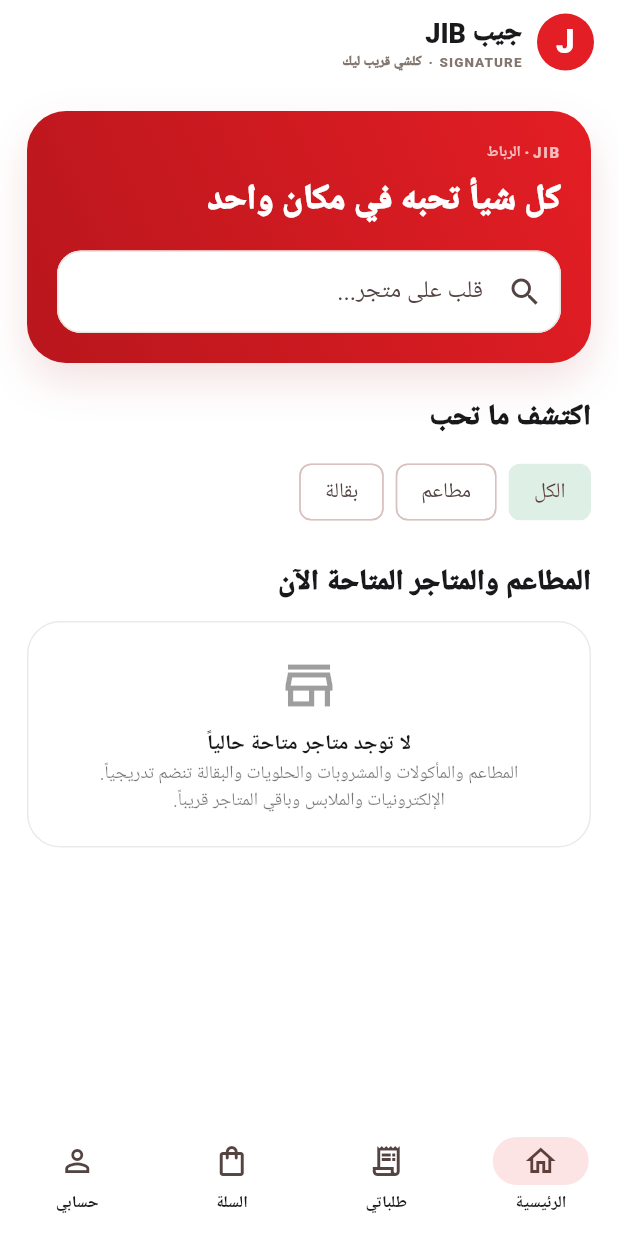
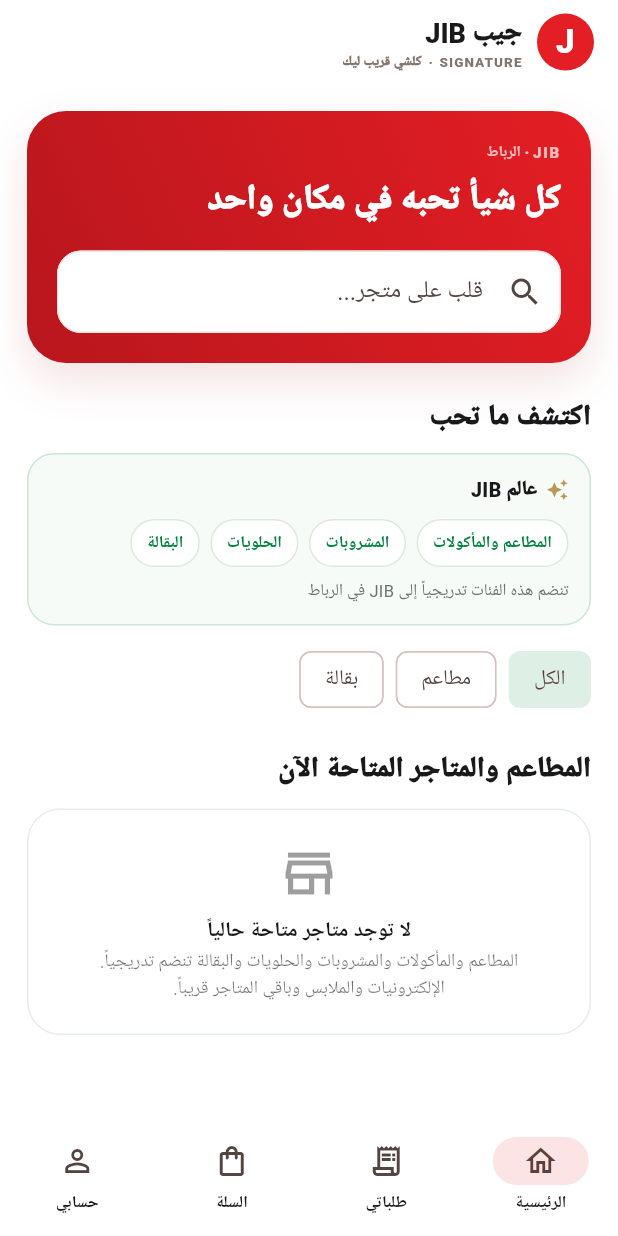
Before and after one commit to hatimsawad/jib-delivery, a Flutter app: the screen it shows once a user with an empty profile is signed in, on a phone screen of 412 x 824 dp. Run offline on Flutter 3.47's test engine with Material 3 defaults, Android fonts, the phone set to English and light mode, and no system bars; our stand-ins replace geolocator, image_picker, shared_preferences, supabase_flutter; accounts and stored records are empty.

Commit message:
Show approved JIB service categories and phased rollout in customer discovery

```diff
--- a/apps/customer/lib/main.dart
+++ b/apps/customer/lib/main.dart
@@ -290,6 +290,17 @@ class _LoginScreenState extends State<LoginScreen> {
       );
 }
 
+class _ServicePill extends StatelessWidget {
+  final String label;
+  const _ServicePill({required this.label});
+  @override
+  Widget build(BuildContext context) => Container(
+    padding: const EdgeInsets.symmetric(horizontal: 10, vertical: 7),
+    decoration: BoxDecoration(color: Colors.white, borderRadius: BorderRadius.circular(30), border: Border.all(color: const Color(0xFFDCE9DF))),
+    child: Text(label, style: const TextStyle(color: jibGreen, fontSize: 11, fontWeight: FontWeight.w800)),
+  );
+}
+
 class CustomerHome extends StatefulWidget {
   const CustomerHome({super.key});
 
@@ -502,6 +513,31 @@ class _CustomerHomeState extends State<CustomerHome> {
               ),
               const SizedBox(height: 22),
               const Text('اكتشف ما تحب', style: TextStyle(fontSize: 19, fontWeight: FontWeight.w900)),
+              const SizedBox(height: 10),
+              Container(
+                padding: const EdgeInsets.all(14),
+                decoration: BoxDecoration(
+                  color: const Color(0xFFF7FBF8),
+                  borderRadius: BorderRadius.circular(18),
+                  border: Border.all(color: jibGreen.withValues(alpha: .18)),
+                ),
+                child: Column(crossAxisAlignment: CrossAxisAlignment.start, children: [
+                  const Row(children: [
+                    Icon(Icons.auto_awesome, color: Color(0xFFB99A54), size: 15),
+                    SizedBox(width: 6),
+                    Text('عالم JIB', style: TextStyle(fontWeight: FontWeight.w900, fontSize: 13)),
+                  ]),
+                  const SizedBox(height: 10),
+                  Wrap(spacing: 7, runSpacing: 7, children: const [
+                    _ServicePill(label: 'المطاعم والمأكولات'),
+                    _ServicePill(label: 'المشروبات'),
+                    _ServicePill(label: 'الحلويات'),
+                    _ServicePill(label: 'البقالة'),
+                  ]),
+                  const SizedBox(height: 8),
+                  const Text('تنضم هذه الفئات تدريجياً إلى JIB في الرباط', style: TextStyle(color: Color(0xFF68736B), fontSize: 11)),
+                ]),
+              ),
               const SizedBox(height: 12),
               Wrap(spacing: 8, children: List.generate(_categories.length, (index) => ChoiceChip(
                 label: Text(_categories[index]),
```
